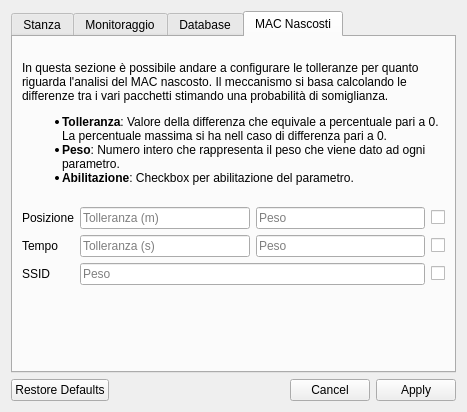
PieroMacaluso/RoomMonitor, file RoomMonitor/windows/settings.ui: the form before one commit.
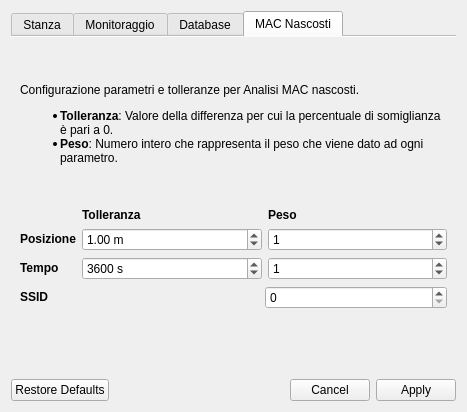
The form after the commit. The open tabs and pages were chosen to show the change. Icons and pictures are not drawn.

Commit message: [APP] Rivoluzione Impostazioni! - Modificate gli input con widget che hanno al loro interno una validazione integrata di interi e reali. - Unificato modifica e aggiunta schedina in un dialog soltanto per evitare duplicazioni inutili.

```diff
--- a/RoomMonitor/windows/settings.ui
+++ b/RoomMonitor/windows/settings.ui
@@ -19,6 +19,15 @@
      <property name="currentIndex">
       <number>0</number>
      </property>
+     <property name="usesScrollButtons">
+      <bool>false</bool>
+     </property>
+     <property name="documentMode">
+      <bool>true</bool>
+     </property>
+     <property name="tabsClosable">
+      <bool>false</bool>
+     </property>
      <widget class="QWidget" name="tab_2">
       <attribute name="title">
        <string>Stanza</string>
@@ -368,16 +377,15 @@
       <attribute name="title">
        <string>MAC Nascosti</string>
       </attribute>
-      <layout class="QVBoxLayout" name="verticalLayout_5">
+      <layout class="QVBoxLayout" name="verticalLayout_5" stretch="0,0">
        <item>
         <widget class="QLabel" name="label_4">
          <property name="text">
-          <string>&lt;p&gt;In questa sezione è possibile andare a configurare le tolleranze per quanto riguarda l'analisi del MAC nascosto. Il meccanismo si basa calcolando le differenze tra i vari pacchetti stimando una probabilità di somiglianza.&lt;/p&gt;
+          <string>&lt;p&gt;Configurazione parametri e tolleranze per Analisi MAC nascosti.&lt;/p&gt;
 
 &lt;ul&gt;
-&lt;li&gt;&lt;b&gt;Tolleranza&lt;/b&gt;: Valore della differenza che equivale a percentuale pari a 0. La percentuale massima si ha nell caso di differenza pari a 0.&lt;/li&gt;
+&lt;li&gt;&lt;b&gt;Tolleranza&lt;/b&gt;: Valore della differenza per cui la percentuale di somiglianza è pari a 0. &lt;/li&gt;
 &lt;li&gt;&lt;b&gt;Peso&lt;/b&gt;: Numero intero che rappresenta il peso che viene dato ad ogni parametro.&lt;/li&gt;
-&lt;li&gt;&lt;b&gt;Abilitazione&lt;/b&gt;: Checkbox per abilitazione del parametro.&lt;/li&gt;
 &lt;/ul&gt;</string>
          </property>
          <property name="wordWrap">
@@ -387,95 +395,116 @@
        </item>
        <item>
         <layout class="QFormLayout" name="formLayout_4">
-         <item row="0" column="1">
-          <layout class="QHBoxLayout" name="horizontalLayout">
-           <item>
-            <widget class="QLineEdit" name="posTolEdit">
-             <property name="placeholderText">
-              <string>Tolleranza (m)</string>
-             </property>
-            </widget>
-           </item>
-           <item>
-            <widget class="QLineEdit" name="posPesoEdit">
-             <property name="placeholderText">
-              <string>Peso</string>
-             </property>
-            </widget>
-           </item>
-           <item>
-            <widget class="QCheckBox" name="posCheck">
-             <property name="text">
-              <string/>
-             </property>
-            </widget>
-           </item>
-          </layout>
-         </item>
          <item row="1" column="0">
+          <widget class="QLabel" name="label_2">
+           <property name="text">
+            <string>&lt;b&gt;Posizione&lt;/b&gt;</string>
+           </property>
+          </widget>
+         </item>
+         <item row="1" column="1">
+          <layout class="QHBoxLayout" name="horizontalLayout" stretch="2,2">
+           <item>
+            <widget class="QDoubleSpinBox" name="posTolEdit">
+             <property name="suffix">
+              <string> m</string>
+             </property>
+             <property name="minimum">
+              <double>0.000000000000000</double>
+             </property>
+             <property name="value">
+              <double>1.000000000000000</double>
+             </property>
+            </widget>
+           </item>
+           <item>
+            <widget class="QSpinBox" name="posPesoEdit">
+             <property name="minimum">
+              <number>0</number>
+             </property>
+             <property name="value">
+              <number>1</number>
+             </property>
+            </widget>
+           </item>
+          </layout>
+         </item>
+         <item row="2" column="0">
           <widget class="QLabel" name="label_3">
            <property name="text">
-            <string>Tempo</string>
+            <string>&lt;b&gt;Tempo&lt;/b&gt;</string>
            </property>
           </widget>
          </item>
-         <item row="1" column="1">
-          <layout class="QHBoxLayout" name="horizontalLayout_6">
+         <item row="2" column="1">
+          <layout class="QHBoxLayout" name="horizontalLayout_6" stretch="1,1">
            <item>
-            <widget class="QLineEdit" name="timeTolEdit">
-             <property name="placeholderText">
-              <string>Tolleranza (s)</string>
+            <widget class="QSpinBox" name="timeTolEdit">
+             <property name="suffix">
+              <string> s</string>
              </property>
-            </widget>
-           </item>
-           <item>
-            <widget class="QLineEdit" name="timePesoEdit">
-             <property name="placeholderText">
-              <string>Peso</string>
+             <property name="maximum">
+              <number>86400</number>
              </property>
+             <property name="value">
+              <number>3600</number>
+             </property>
             </widget>
            </item>
            <item>
-            <widget class="QCheckBox" name="timeCheck">
-             <property name="text">
-              <string/>
+            <widget class="QSpinBox" name="timePesoEdit">
+             <property name="value">
+              <number>1</number>
              </property>
             </widget>
            </item>
           </layout>
          </item>
-         <item row="2" column="0">
+         <item row="3" column="0">
           <widget class="QLabel" name="label_5">
            <property name="text">
-            <string>SSID</string>
+            <string>&lt;b&gt;SSID&lt;/b&gt;</string>
            </property>
           </widget>
          </item>
-         <item row="2" column="1">
-          <layout class="QHBoxLayout" name="horizontalLayout_7">
+         <item row="3" column="1">
+          <layout class="QHBoxLayout" name="horizontalLayout_7" stretch="1,1">
            <item>
-            <widget class="QLineEdit" name="ssidPesoEdit">
-             <property name="placeholderText">
-              <string>Peso</string>
+            <spacer name="horizontalSpacer">
+             <property name="orientation">
+              <enum>Qt::Horizontal</enum>
              </property>
+             <property name="sizeHint" stdset="0">
+              <size>
+               <width>40</width>
+               <height>20</height>
+              </size>
+             </property>
+            </spacer>
+           </item>
+           <item>
+            <widget class="QSpinBox" name="ssidPesoEdit"/>
+           </item>
+          </layout>
+         </item>
+         <item row="0" column="1">
+          <layout class="QHBoxLayout" name="horizontalLayout_3" stretch="2,2">
+           <item>
+            <widget class="QLabel" name="label_6">
+             <property name="text">
+              <string>&lt;b&gt;Tolleranza&lt;/b</string>
+             </property>
             </widget>
            </item>
            <item>
-            <widget class="QCheckBox" name="ssidCheck">
+            <widget class="QLabel" name="label_7">
              <property name="text">
-              <string/>
+              <string>&lt;b&gt;Peso&lt;/b&gt;</string>
              </property>
             </widget>
            </item>
           </layout>
          </item>
-         <item row="0" column="0">
-          <widget class="QLabel" name="label_2">
-           <property name="text">
-            <string>Posizione</string>
-           </property>
-          </widget>
-         </item>
         </layout>
        </item>
       </layout>
```
Left out of the diff: 168 changed lines with no effect on the pictures. The commit also changes 4 other files.
